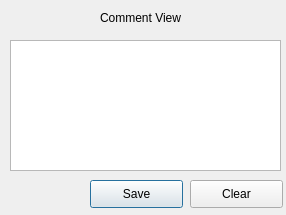
Above: CommentView.ui from flopez141414/Beat before the change. Below: the same form after it.
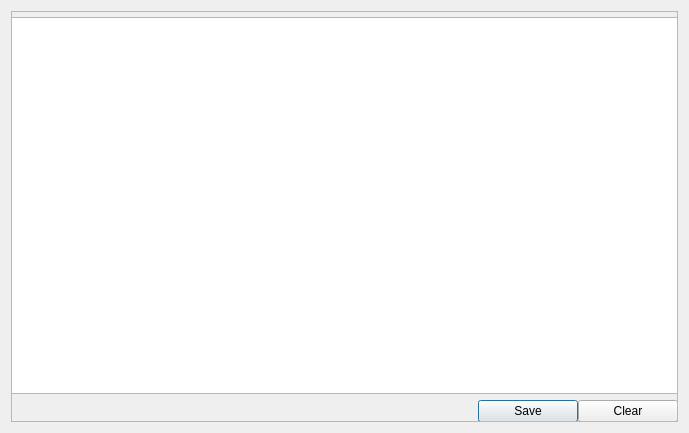
That is the form after the change.

Commit message: analysis, comment, output boxes

```diff
--- a/CommentView.ui
+++ b/CommentView.ui
@@ -6,62 +6,54 @@
    <rect>
     <x>0</x>
     <y>0</y>
-    <width>286</width>
-    <height>215</height>
+    <width>689</width>
+    <height>433</height>
    </rect>
   </property>
   <property name="windowTitle">
    <string>Dialog</string>
   </property>
+  <layout class="QGridLayout" name="gridLayout">
+   <item row="1" column="1" colspan="3">
+    <widget class="QPlainTextEdit" name="plainTextEdit_CommView"/>
+   </item>
+   <item row="2" column="2">
   <widget class="QPushButton" name="pushButtonSave">
-   <property name="geometry">
-    <rect>
-     <x>90</x>
-     <y>180</y>
-     <width>93</width>
-     <height>28</height>
-    </rect>
+     <property name="maximumSize">
+      <size>
+       <width>100</width>
+       <height>16777215</height>
+      </size>
    </property>
    <property name="text">
     <string>Save</string>
    </property>
   </widget>
+   </item>
+   <item row="2" column="3">
   <widget class="QPushButton" name="pushButtonClear">
-   <property name="geometry">
-    <rect>
-     <x>190</x>
-     <y>180</y>
-     <width>93</width>
-     <height>28</height>
-    </rect>
+     <property name="maximumSize">
+      <size>
+       <width>100</width>
+       <height>16777215</height>
+      </size>
    </property>
    <property name="text">
     <string>Clear</string>
    </property>
   </widget>
-  <widget class="QLabel" name="label">
-   <property name="geometry">
-    <rect>
-     <x>100</x>
-     <y>10</y>
-     <width>91</width>
-     <height>16</height>
-    </rect>
-   </property>
-   <property name="text">
-    <string>Comment View</string>
-   </property>
-  </widget>
-  <widget class="QPlainTextEdit" name="plainTextEdit_CommView">
-   <property name="geometry">
-    <rect>
-     <x>10</x>
-     <y>40</y>
-     <width>271</width>
-     <height>131</height>
-    </rect>
-   </property>
-  </widget>
+   </item>
+   <item row="0" column="1" rowspan="3" colspan="3">
+    <widget class="QFrame" name="frame">
+     <property name="frameShape">
+      <enum>QFrame::StyledPanel</enum>
+     </property>
+     <property name="frameShadow">
+      <enum>QFrame::Raised</enum>
+     </property>
+    </widget>
+   </item>
+  </layout>
  </widget>
  <resources/>
  <connections/>
```
Left out of the diff: 2 changed lines with no effect on the pictures. Lines whose indentation alone changed are shown as unchanged. The commit also changes 5 other files.
